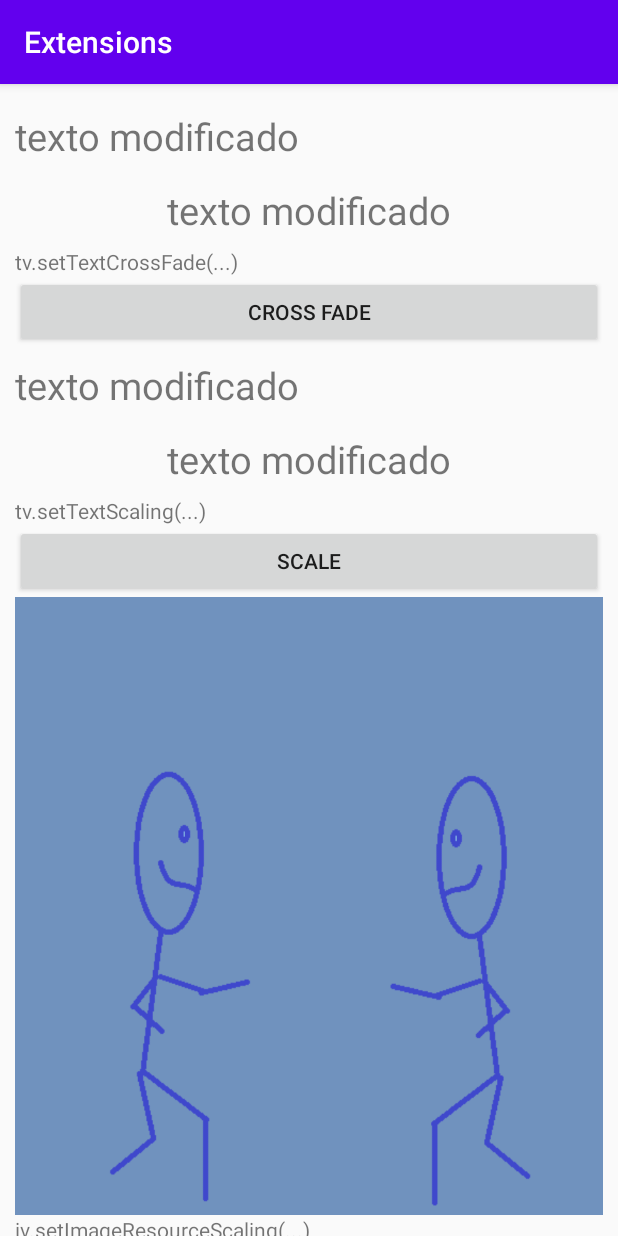
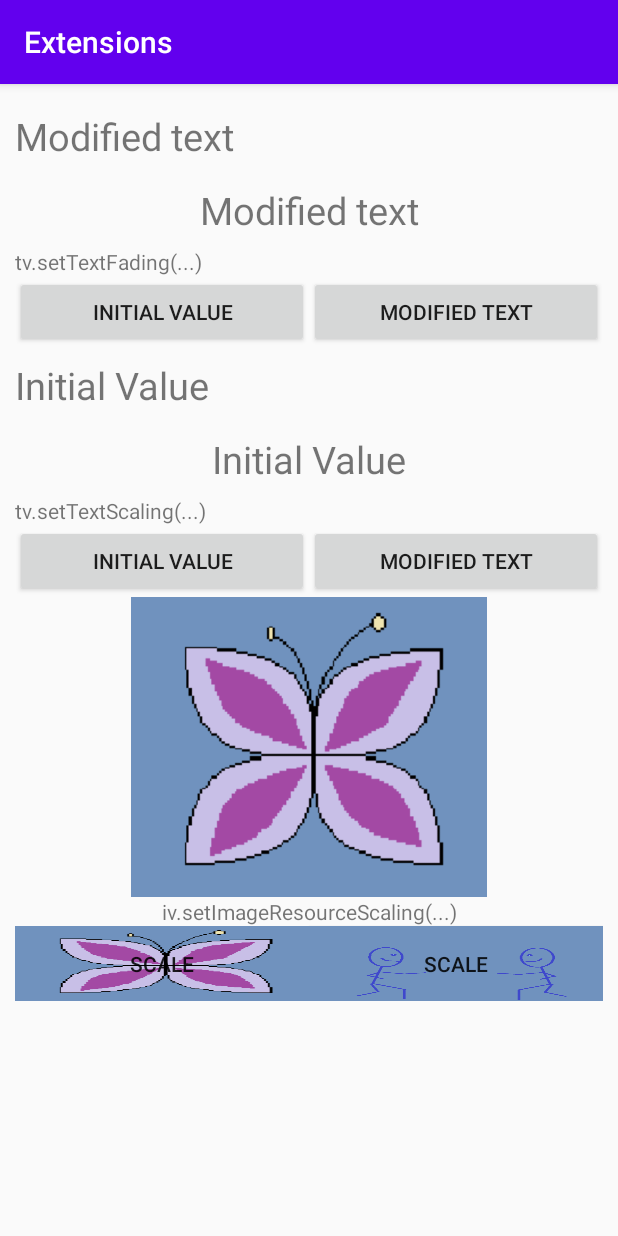
Before and after one commit to elihimas/orchestra, an Android app: the ExtensionsExamplesActivity screen opened directly, with no data from a screen before it, after a tap on "SCALE", on a phone screen of 412 x 824 dp. Run offline under Robolectric (Android 15) with nearby library versions, the phone set to English and light mode, and no system bars; 2 other taps on this screen came first.

Commit message:
Improvements on view extensions

```diff
--- a/app/src/main/java/com/elihimas/orchestra/ExtensionsExamplesActivity.kt
+++ b/app/src/main/java/com/elihimas/orchestra/ExtensionsExamplesActivity.kt
@@ -12,18 +12,31 @@ class ExtensionsExamplesActivity : AppCompatActivity() {
     }
 
     private fun init() {
-        btTextCrossFade.setOnClickListener {
-            tvCrossFade1.setTextFading("texto modificado")
-            tvCrossFade2.setTextFading("texto modificado")
+        btTextFade1.setOnClickListener {
+            tvCrossFade1.setTextFading(R.string.extension_initial_text)
+            tvCrossFade2.setTextFading(R.string.extension_initial_text)
         }
 
-        btTextScale.setOnClickListener {
-            tvScale1.setTextScaling("texto modificado")
-            tvScale2.setTextScaling("texto modificado")
+        btTextFade2.setOnClickListener {
+            tvCrossFade1.setTextFading(R.string.extension_final_text)
+            tvCrossFade2.setTextFading(R.string.extension_final_text)
         }
 
-        btImageScale.setOnClickListener {
+        btTextScale1.setOnClickListener {
+            tvScale1.setTextScaling(R.string.extension_initial_text)
+            tvScale2.setTextScaling(R.string.extension_initial_text)
+        }
+
+        btTextScale2.setOnClickListener {
+            tvScale1.setTextScaling(R.string.extension_final_text)
+            tvScale2.setTextScaling(R.string.extension_final_text)
+        }
+
+        btImageScale1.setOnClickListener {
             ivScale.setImageResourceScaling(R.drawable.butterfly)
+        }
+        btImageScale2.setOnClickListener {
+            ivScale.setImageResourceScaling(R.drawable.two_stick_persons)
         }
     }
 }
--- a/app/src/main/java/com/elihimas/orchestra/ViewExtenssions.kt
+++ b/app/src/main/java/com/elihimas/orchestra/ViewExtenssions.kt
@@ -4,20 +4,23 @@ import android.graphics.Bitmap
 import android.graphics.drawable.Drawable
 import android.graphics.drawable.Icon
 import android.view.View
-import android.view.animation.DecelerateInterpolator
-import android.view.animation.Interpolator
+import android.view.animation.*
 import android.widget.ImageView
 import android.widget.TextView
-import androidx.interpolator.view.animation.FastOutSlowInInterpolator
 
-//TODO review interporlators
+//TODO review interpolators
 data class FadeOutInConfig(
         var fadeoutDuration: Long = 300,
-        var fadeoutInterpolator: Interpolator = DecelerateInterpolator(),
-        var inBetweenDelay: Long = 200,
+        var fadeoutInterpolator: Interpolator = AccelerateInterpolator(),
+        var inBetweenDelay: Long = 0,
         var fadeInDuration: Long = 300,
-        var fadeInInterpolator: Interpolator = FastOutSlowInInterpolator()
+        var fadeInInterpolator: Interpolator = DecelerateInterpolator()
 )
+
+fun TextView.setTextFading(textId: Int, createConfiguration: (FadeOutInConfig.() -> Unit) = { FadeOutInConfig() }) {
+    val text = context.getString(textId)
+    setTextFading(text, createConfiguration)
+}
 
 fun TextView.setTextFading(text: String, createConfiguration: (FadeOutInConfig.() -> Unit) = { FadeOutInConfig() }) {
     val tvRef = this
@@ -27,7 +30,7 @@ fun TextView.setTextFading(text: String, createConfiguration: (FadeOutInConfig.(
     Orchestra.launch {
         on(tvRef).fadeOut {
             duration = configuration.fadeoutDuration
-            interpolator = DecelerateInterpolator()
+            interpolator = configuration.fadeoutInterpolator
         }
     }.then {
         this.text = text
@@ -35,8 +38,8 @@ fun TextView.setTextFading(text: String, createConfiguration: (FadeOutInConfig.(
         Orchestra.launch {
             delay(configuration.inBetweenDelay)
             on(tvRef).fadeIn {
-                duration = configuration.fadeoutDuration
-                interpolator = configuration.fadeoutInterpolator
+                duration = configuration.fadeInDuration
+                interpolator = configuration.fadeInInterpolator
             }
         }
     }
@@ -44,9 +47,13 @@ fun TextView.setTextFading(text: String, createConfiguration: (FadeOutInConfig.(
 
 data class ScalingConfig(
         var scaleOutDuration: Long = 300,
-        var scaleIntDuration: Long = 300,
-        var delayDuration: Long = 90
-)
+        val scaleOutInterpolator: Interpolator = AccelerateInterpolator(),
+        var scaleInDuration: Long = 300,
+        val scaleInInterpolator: Interpolator = OvershootInterpolator(1.2f),
+        var inBetweenDelay: Long = 90
+) {
+
+}
 
 fun TextView.setTextScaling(text: String, createConfiguration: (ScalingConfig.() -> Unit) = { ScalingConfig() }) {
     scale(createConfiguration) {
@@ -90,13 +97,19 @@ fun View.scale(createConfiguration: (ScalingConfig.() -> Unit) = { ScalingConfig
     val configuration = ScalingConfig()
     createConfiguration.invoke(configuration)
     Orchestra.launch {
-        on(thisRef).scale(0) { duration = configuration.scaleOutDuration }
+        on(thisRef).scale(0) {
+            duration = configuration.scaleOutDuration
+            interpolator = configuration.scaleOutInterpolator
+        }
     }.then {
         operation()
 
         Orchestra.launch {
-            delay(configuration.delayDuration)
-            on(thisRef).scale(1) { duration = configuration.scaleIntDuration }
+            delay(configuration.inBetweenDelay)
+            on(thisRef).scale(1) {
+                duration = configuration.scaleInDuration
+                interpolator = configuration.scaleInInterpolator
+            }
         }
     }
 }
--- a/app/src/main/java/com/elihimas/orchestra/ui/animateimage/adpters/SelectAnimationsAdapter.kt
+++ b/app/src/main/java/com/elihimas/orchestra/ui/animateimage/adpters/SelectAnimationsAdapter.kt
@@ -9,7 +9,6 @@ import androidx.recyclerview.widget.RecyclerView
 import com.elihimas.orchestra.R
 import com.elihimas.orchestra.model.AnimateImageAnimations
 import com.elihimas.orchestra.model.ResourcesMapper
-import kotlinx.android.synthetic.main.option_row.view.nameText
 import kotlinx.android.synthetic.main.select_animation_row.view.*
 
 class SelectAnimationsAdapter(private val selectAnimationListener: (AnimateImageAnimations) -> Unit) :
@@ -26,7 +25,7 @@ class SelectAnimationsAdapter(private val selectAnimationListener: (AnimateImage
 
     override fun onCreateViewHolder(parent: ViewGroup, viewType: Int): AnimationHolder =
             LayoutInflater.from(parent.context).inflate(R.layout.select_animation_row, parent, false).let {
-                AnimationHolder(it, it.nameText, it.img1, it.img2, it.img3, it.img4)
+                AnimationHolder(it, it.tvName, it.img1, it.img2, it.img3, it.img4)
             }
 
     override fun onBindViewHolder(holder: AnimationHolder, position: Int) {
--- a/app/src/main/res/layout/activity_extensions_example.xml
+++ b/app/src/main/res/layout/activity_extensions_example.xml
@@ -1,23 +1,27 @@
 <?xml version="1.0" encoding="utf-8"?>
 <ScrollView xmlns:android="http://schemas.android.com/apk/res/android"
+    xmlns:app="http://schemas.android.com/apk/res-auto"
     xmlns:tools="http://schemas.android.com/tools"
     android:layout_width="match_parent"
     android:layout_height="match_parent">
 
-    <LinearLayout
+    <androidx.constraintlayout.widget.ConstraintLayout
         android:layout_width="match_parent"
-        android:layout_height="match_parent"
+        android:layout_height="wrap_content"
         android:orientation="vertical"
         android:padding="10dp"
         tools:context=".activities.BouncingButtonExampleActivity">
+
 
         <TextView
             android:id="@+id/tvCrossFade1"
             android:layout_width="match_parent"
             android:layout_height="wrap_content"
             android:paddingVertical="7dp"
-            android:text="texto inicial"
-            android:textSize="25sp" />
+            android:text="@string/extension_initial_text"
+            android:textSize="25sp"
+            app:layout_constraintStart_toStartOf="parent"
+            app:layout_constraintTop_toTopOf="parent" />
 
         <TextView
             android:id="@+id/tvCrossFade2"
@@ -25,28 +29,50 @@
             android:layout_height="wrap_content"
             android:layout_gravity="center"
             android:paddingVertical="7dp"
-            android:text="texto inicial"
-            android:textSize="25sp" />
+            android:text="@string/extension_initial_text"
+            android:textSize="25sp"
+            app:layout_constraintEnd_toEndOf="parent"
+            app:layout_constraintStart_toStartOf="parent"
+            app:layout_constraintTop_toBottomOf="@id/tvCrossFade1" />
 
         <TextView
+            android:id="@+id/tvFadeSnippet"
             android:layout_width="wrap_content"
             android:layout_height="wrap_content"
-            android:text="tv.setTextCrossFade(...)" />
+            android:text="tv.setTextFading(...)"
+            app:layout_constraintStart_toStartOf="parent"
+            app:layout_constraintTop_toBottomOf="@id/tvCrossFade2" />
 
         <Button
-            android:id="@+id/btTextCrossFade"
-            android:layout_width="match_parent"
+            android:id="@+id/btTextFade1"
+            android:layout_width="0dp"
             android:layout_height="wrap_content"
-            android:text="cross fade" />
+            android:text="@string/extension_initial_text"
+            app:layout_constraintEnd_toStartOf="@id/btTextFade2"
+            app:layout_constraintHorizontal_chainStyle="spread"
+            app:layout_constraintHorizontal_weight="1"
+            app:layout_constraintStart_toStartOf="parent"
+            app:layout_constraintTop_toBottomOf="@id/tvFadeSnippet" />
+
+        <Button
+            android:id="@+id/btTextFade2"
+            android:layout_width="0dp"
+            android:layout_height="wrap_content"
+            android:text="@string/extension_final_text"
+            app:layout_constraintEnd_toEndOf="parent"
+            app:layout_constraintHorizontal_weight="1"
+            app:layout_constraintStart_toEndOf="@id/btTextFade1"
+            app:layout_constraintTop_toBottomOf="@id/tvFadeSnippet" />
 
         <TextView
             android:id="@+id/tvScale1"
             android:layout_width="wrap_content"
             android:layout_height="wrap_content"
             android:paddingVertical="7dp"
-            android:text="texto inicial"
-            android:textSize="25sp" />
-
+            android:text="@string/extension_initial_text"
+            android:textSize="25sp"
+            app:layout_constraintStart_toStartOf="parent"
+            app:layout_constraintTop_toBottomOf="@id/btTextFade1" />
 
         <TextView
             android:id="@+id/tvScale2"
@@ -54,37 +80,83 @@
             android:layout_height="wrap_content"
             android:layout_gravity="center"
             android:paddingVertical="7dp"
-            android:text="texto inicial"
-            android:textSize="25sp" />
+            android:text="@string/extension_initial_text"
+            android:textSize="25sp"
+            app:layout_constraintEnd_toEndOf="parent"
+            app:layout_constraintStart_toStartOf="parent"
+            app:layout_constraintTop_toBottomOf="@id/tvScale1" />
 
         <TextView
+            android:id="@+id/tvTextScaleSnippet"
             android:layout_width="wrap_content"
             android:layout_height="wrap_content"
-            android:text="tv.setTextScaling(...)" />
+            android:text="tv.setTextScaling(...)"
+            app:layout_constraintStart_toStartOf="parent"
+            app:layout_constraintTop_toBottomOf="@id/tvScale2" />
 
         <Button
-            android:id="@+id/btTextScale"
-            android:layout_width="match_parent"
+            android:id="@+id/btTextScale1"
+            android:layout_width="0dp"
             android:layout_height="wrap_content"
-            android:text="scale" />
+            android:text="@string/extension_initial_text"
+            app:layout_constraintEnd_toStartOf="@id/btTextScale2"
+            app:layout_constraintHorizontal_chainStyle="spread"
+            app:layout_constraintHorizontal_weight="1"
+            app:layout_constraintStart_toStartOf="parent"
+            app:layout_constraintTop_toBottomOf="@id/tvTextScaleSnippet" />
+
+        <Button
+            android:id="@+id/btTextScale2"
+            android:layout_width="0dp"
+            android:layout_height="wrap_content"
+            android:text="@string/extension_final_text"
+            app:layout_constraintEnd_toEndOf="parent"
+            app:layout_constraintHorizontal_weight="1"
+            app:layout_constraintStart_toEndOf="@id/btTextScale1"
+            app:layout_constraintTop_toBottomOf="@id/tvTextScaleSnippet" />
 
         <ImageView
             android:id="@+id/ivScale"
             android:layout_width="match_parent"
-            android:layout_height="wrap_content"
+            android:layout_height="200dp"
             android:adjustViewBounds="true"
-            android:src="@drawable/two_stick_persons" />
+            android:src="@drawable/two_stick_persons"
+            app:layout_constraintEnd_toEndOf="parent"
+            app:layout_constraintStart_toStartOf="parent"
+            app:layout_constraintTop_toBottomOf="@id/btTextScale1" />
 
         <TextView
+            android:id="@+id/tvImageScaleSnippet"
             android:layout_width="wrap_content"
             android:layout_height="wrap_content"
-            android:text="iv.setImageResourceScaling(...)" />
+            android:text="iv.setImageResourceScaling(...)"
+            app:layout_constraintEnd_toEndOf="parent"
+            app:layout_constraintStart_toStartOf="parent"
+            app:layout_constraintTop_toBottomOf="@id/ivScale" />
 
         <Button
-            android:id="@+id/btImageScale"
-            android:layout_width="match_parent"
-            android:layout_height="wrap_content"
-            android:text="@string/scale" />
-    </LinearLayout>
+            android:id="@+id/btImageScale1"
+            android:layout_width="0dp"
+            android:layout_height="50dp"
+            android:background="@drawable/butterfly"
+            android:text="@string/scale"
+            app:layout_constraintEnd_toStartOf="@id/btImageScale2"
+            app:layout_constraintHorizontal_chainStyle="spread"
+            app:layout_constraintHorizontal_weight="1"
+            app:layout_constraintStart_toStartOf="parent"
+            app:layout_constraintTop_toBottomOf="@id/tvImageScaleSnippet" />
+
+        <Button
+            android:id="@+id/btImageScale2"
+            android:layout_width="0dp"
+            android:layout_height="50dp"
+            android:background="@drawable/two_stick_persons"
+            android:text="@string/scale"
+            app:layout_constraintBottom_toBottomOf="@id/btImageScale1"
+            app:layout_constraintEnd_toEndOf="parent"
+            app:layout_constraintHorizontal_weight="1"
+            app:layout_constraintStart_toEndOf="@id/btImageScale1"
+            app:layout_constraintTop_toTopOf="@+id/btImageScale1" />
+    </androidx.constraintlayout.widget.ConstraintLayout>
 
 </ScrollView>
--- a/app/src/main/res/layout/select_animation_row.xml
+++ b/app/src/main/res/layout/select_animation_row.xml
@@ -7,7 +7,7 @@
     android:paddingHorizontal="30dp">
 
     <TextView
-        android:id="@+id/nameText"
+        android:id="@+id/tvName"
         android:layout_width="wrap_content"
         android:layout_height="wrap_content"
         android:layout_marginVertical="10dp"
--- a/app/src/main/res/values/strings.xml
+++ b/app/src/main/res/values/strings.xml
@@ -98,6 +98,8 @@
         }
     </string>
     <string name="button_run">Run animation</string>
+    <string name="extension_initial_text">Initial Value</string>
+    <string name="extension_final_text">Modified text</string>
     <!--    animate view-->
 
 
```
